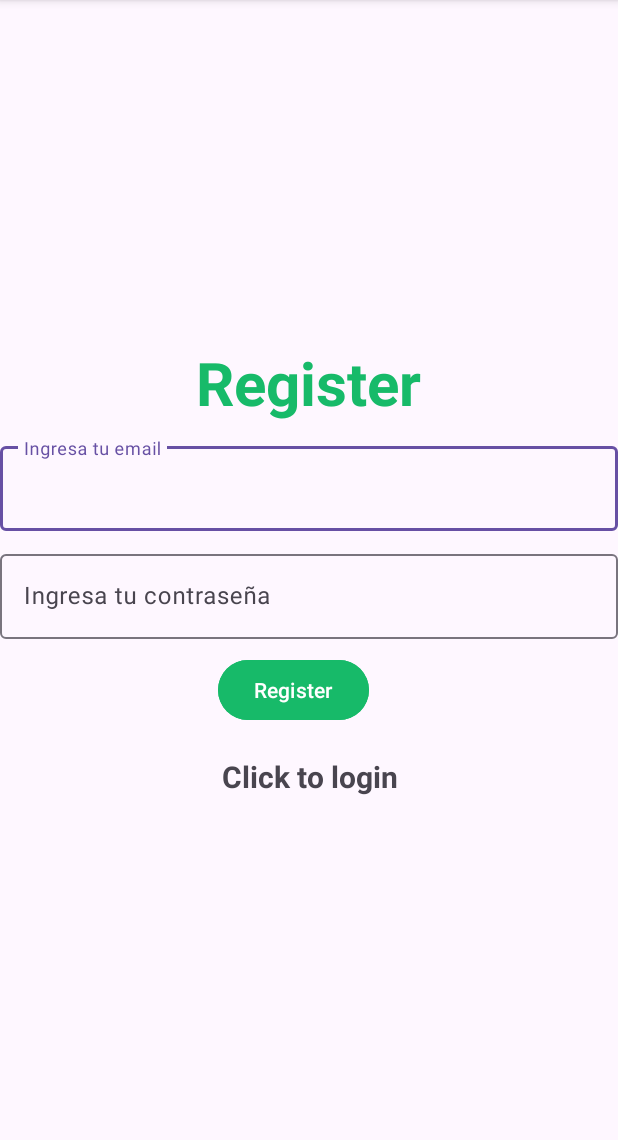
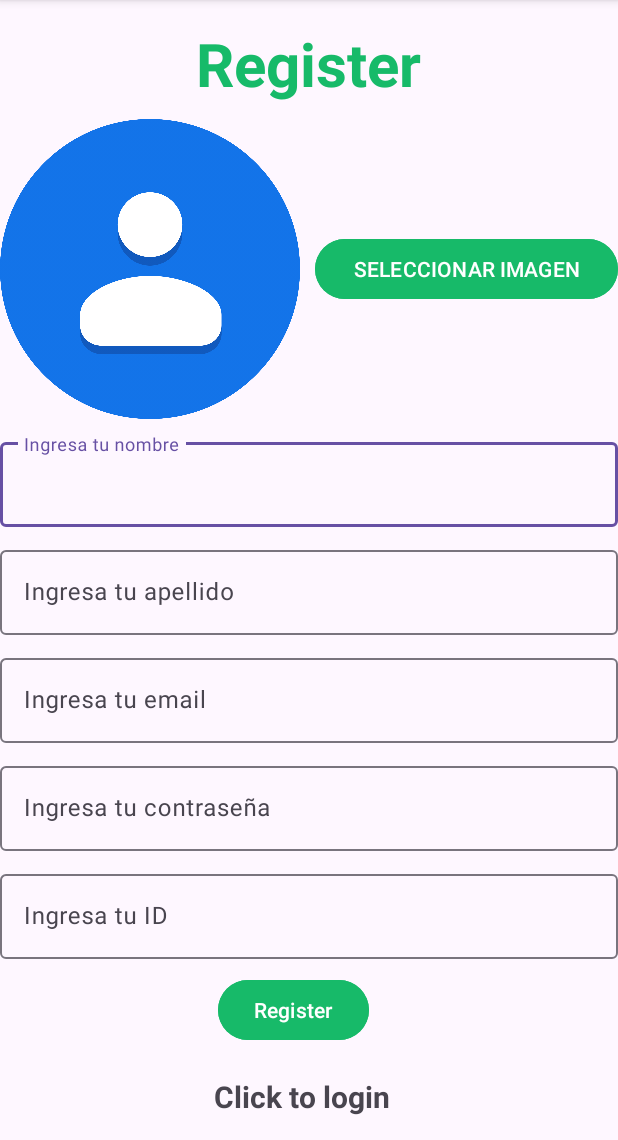
Before and after one commit to KironStylo/ICM-Taller3, an Android app: the Register screen opened directly, with no data from a screen before it, on a phone screen of 412 x 824 dp, the part 96-1236 px from its top. Run offline under Robolectric (Android 15) with nearby library versions, the phone set to English and light mode, and no system bars; our stand-ins replace Firebase (no records; nobody signed in at launch, a user with empty details on screens opened directly).

```diff
--- a/Taller3_Github/app/build.gradle
+++ b/Taller3_Github/app/build.gradle
@@ -38,6 +38,8 @@ dependencies {
     implementation 'com.google.android.material:material:1.9.0'
     implementation 'androidx.constraintlayout:constraintlayout:2.1.4'
     implementation 'com.google.firebase:firebase-auth-ktx:22.0.0'
+    implementation 'com.google.firebase:firebase-database:20.2.1'
+    implementation 'com.google.android.gms:play-services-location:21.0.1'
     testImplementation 'junit:junit:4.13.2'
     androidTestImplementation 'androidx.test.ext:junit:1.1.5'
     androidTestImplementation 'androidx.test.espresso:espresso-core:3.5.1'
--- a/Taller3_Github/app/src/main/AndroidManifest.xml
+++ b/Taller3_Github/app/src/main/AndroidManifest.xml
@@ -3,6 +3,12 @@
     xmlns:tools="http://schemas.android.com/tools">
 
     <uses-permission android:name="android.permission.INTERNET"></uses-permission>
+    <uses-permission android:name="android.permission.READ_EXTERNAL_STORAGE" /> <!-- Use Almacenamiento para lectura -->
+    <uses-permission
+        android:name="android.permission.WRITE_EXTERNAL_STORAGE"
+        tools:ignore="ScopedStorage" />
+    <uses-permission android:name="android.permission.ACCESS_FINE_LOCATION" />
+    <uses-permission android:name="android.permission.ACCESS_COARSE_LOCATION" />
 
     <application
         android:allowBackup="true"
--- a/Taller3_Github/app/src/main/java/com/example/myapplication/Register.java
+++ b/Taller3_Github/app/src/main/java/com/example/myapplication/Register.java
@@ -1,35 +1,98 @@
 package com.example.myapplication;
 
 import androidx.annotation.NonNull;
+import androidx.annotation.Nullable;
 import androidx.appcompat.app.AppCompatActivity;
+import androidx.core.app.ActivityCompat;
+import androidx.core.content.ContextCompat;
 
+import android.Manifest;
+import android.content.ActivityNotFoundException;
 import android.content.Intent;
+import android.content.IntentSender;
+import android.content.pm.PackageManager;
+import android.graphics.Bitmap;
+import android.graphics.BitmapFactory;
+import android.location.Location;
+import android.net.Uri;
 import android.os.Bundle;
+import android.provider.MediaStore;
 import android.text.TextUtils;
 import android.util.Log;
 import android.view.View;
 import android.widget.Button;
+import android.widget.ImageView;
 import android.widget.ProgressBar;
 import android.widget.TextView;
 import android.widget.Toast;
 
 import com.example.myapplication.databinding.ActivityRegisterBinding;
+import com.google.android.gms.common.api.ApiException;
+import com.google.android.gms.common.api.CommonStatusCodes;
+import com.google.android.gms.common.api.ResolvableApiException;
+import com.google.android.gms.location.FusedLocationProviderClient;
+import com.google.android.gms.location.LocationCallback;
+import com.google.android.gms.location.LocationRequest;
+import com.google.android.gms.location.LocationResult;
+import com.google.android.gms.location.LocationServices;
+import com.google.android.gms.location.LocationSettingsRequest;
+import com.google.android.gms.location.LocationSettingsResponse;
+import com.google.android.gms.location.LocationSettingsStatusCodes;
+import com.google.android.gms.location.Priority;
+import com.google.android.gms.location.SettingsClient;
 import com.google.android.gms.tasks.OnCompleteListener;
+import com.google.android.gms.tasks.OnFailureListener;
 import com.google.android.gms.tasks.Task;
 import com.google.android.material.textfield.TextInputEditText;
 import com.google.firebase.auth.AuthResult;
 import com.google.firebase.auth.FirebaseAuth;
 import com.google.firebase.auth.FirebaseUser;
 
+import java.io.FileNotFoundException;
+import java.io.InputStream;
+import java.util.logging.Logger;
+
 
 public class Register extends AppCompatActivity {
 
+    // Trazabilidad de la aplicacion con un logger
+    private static final String TAG = Register.class.getName();
+    private Logger logger = Logger.getLogger(TAG);
 
-    // Se declaran los objetos necesarios para la creación de un usuario
-    TextInputEditText editTextEmail, editTextPassword;
-    Button btnReg;
+    // Componentes requeridos
+    private ImageView imagen;
+    private Button obtenerGaleria;
 
-    // Se declaran los objetos para la autenticación en la base de datos
+    // Datos para registrar el usuario
+    private TextInputEditText editTextEmail, editTextPassword;
+    // Boton para registrar el usuario
+    private Button btnReg;
+
+
+    //Lista de permisos requeridos
+    private final String[] PERMISOS_REQUERIDOS = new String[]{
+            Manifest.permission.WRITE_EXTERNAL_STORAGE,
+            Manifest.permission.ACCESS_FINE_LOCATION
+    };
+
+    // Código de los permisos
+    private final int CODIGO_PERMISOS = 101;
+
+    // Código de cargar la imagen
+    private final int ID_LOAD_IMAGE = 102;
+
+    //Identificador para la localización
+    private final int LOCATION_PERMISSION_ID = 103;
+
+    //Variables de localizacion
+    private FusedLocationProviderClient mFusedLocationClient;
+    private LocationCallback mLocationCallback;
+    private LocationRequest mLocationRequest;
+    private Location mLocation;
+
+
+
+    // Autenticacion de Firebase
     private FirebaseAuth mAuth;
 
     // Se declara un objeto para mostrar una barra de progreso cuando se hace sign-in
@@ -57,11 +120,56 @@ public class Register extends AppCompatActivity {
         ActivityRegisterBinding binding = ActivityRegisterBinding.inflate(getLayoutInflater());
         View view = binding.getRoot();
         setContentView(view);
+
+        // Fijar los componentes
         editTextEmail = binding.email;
         editTextPassword = binding.password;
         btnReg = binding.btnRegister;
         textView = binding.loginNow;
+        imagen = binding.contacto;
+        obtenerGaleria = binding.insertar;
 
+        // Barra de progreso y un texto para ir a inicio de sesion
+        progressBar = binding.progressBar;
+        textView = binding.loginNow;
+
+        // Se inicializa el Firebase Auth
+        mAuth = FirebaseAuth.getInstance();
+
+        // Se crea la solicitud de subscripción a servicios
+        mLocationRequest = createLocationRequest();
+
+        // Se activa el servicio de localizacion
+        mFusedLocationClient = LocationServices.getFusedLocationProviderClient(Register.this);
+
+        ActivityCompat.requestPermissions(Register.this,PERMISOS_REQUERIDOS,CODIGO_PERMISOS);
+
+        // Se crea un listener para que actualice la localización del usuario al momento de ingresar
+        mLocationCallback = new LocationCallback() {
+            @Override
+            public void onLocationResult(LocationResult locationResult) {
+                Location location = locationResult.getLastLocation();
+                logger.info("Location update in the callback: " + location);
+                if (location != null) {
+                    logger.info("En localizacion exitosa");
+                    logger.info(String.valueOf(location.getLatitude()));
+                    logger.info(String.valueOf(location.getLongitude()));
+                    logger.info(String.valueOf(location.getAltitude()));
+                }
+            }
+        };
+        // Se muestran los cambios de la localizacion
+        turnOnLocationAndStartUpdates();
+
+        // Se verifica si ya los permisos han sido otorgados
+        if(allPermissionsGranted()){
+            // Se crea un listener para abrir la galeria de fotos
+            obtenerGaleria.setOnClickListener(new View.OnClickListener() {
+                @Override
+                public void onClick(View view) {
+                    getImageFromGallery();
+                }
+            });
             // Se crea un listener para cuando presionen el texto, se redirijan a la pantalla de login
             textView.setOnClickListener(new View.OnClickListener() {
                 @Override
@@ -71,13 +179,7 @@ public class Register extends AppCompatActivity {
                 }
             });
 
-        // Barra de progreso y un texto para ir a inicio de sesion
-        progressBar = binding.progressBar;
-        textView = binding.loginNow;
-
-        // Se inicializa el Firebase Auth
-        mAuth = FirebaseAuth.getInstance();
-
+            // Se crea un listener para crear al usuario dentro de Firebase
             btnReg.setOnClickListener(new View.OnClickListener() {
                 @Override
                 public void onClick(View view) {
@@ -92,6 +194,12 @@ public class Register extends AppCompatActivity {
                     }
                 }
             });
+
+        }
+        else{
+            // Se pide al usuario autorizar los permisos
+            ActivityCompat.requestPermissions(Register.this,PERMISOS_REQUERIDOS,CODIGO_PERMISOS);
+        }
     }
 
     // Se registra el correo y contraseña ingresada a la aplicación
@@ -111,4 +219,134 @@ public class Register extends AppCompatActivity {
         });
     }
 
+    // Funciones para asegurar que se han obtenido los permisos del usuario
+    private boolean allPermissionsGranted() {
+        for (String permission : PERMISOS_REQUERIDOS) {
+            if (ContextCompat.checkSelfPermission(this, permission)
+                    != PackageManager.PERMISSION_GRANTED) {
+                return false;
             }
+        }
+        return true;
+    }
+
+    // Se identifica que la acción es obtener una imagen de la galeria
+    private void getImageFromGallery() {
+        Intent intent = new Intent(Intent.ACTION_PICK, MediaStore.Images.Media.EXTERNAL_CONTENT_URI);
+        try{
+            startActivityForResult(intent,ID_LOAD_IMAGE);
+        }
+        catch(ActivityNotFoundException e){
+            Toast.makeText(this,"No se pudo abrir la galería", Toast.LENGTH_SHORT).show();
+        }
+    }
+
+    // Se procede a cargar la imagen una vez identificada la acción.
+    @Override
+    protected void onActivityResult(int requestCode, int resultCode, @Nullable Intent data) {
+        super.onActivityResult(requestCode, resultCode, data);
+        if(requestCode == ID_LOAD_IMAGE && resultCode == RESULT_OK){
+            final Uri imageUri = data.getData();
+            try {
+                final InputStream imageStream = getContentResolver().openInputStream(imageUri);
+                final Bitmap selectedImage = BitmapFactory.decodeStream(imageStream);
+                imagen.setImageBitmap(selectedImage);
+            } catch (FileNotFoundException e) {
+                throw new RuntimeException(e);
+            }
+        }
+        if(requestCode == CODIGO_PERMISOS){
+            if (resultCode == RESULT_OK) {
+                startLocationUpdates();
+            } else {
+                Toast.makeText(this, "Sin acceso a localización. Hardware deshabilitado", Toast.LENGTH_LONG);
+            }
+        }
+    }
+
+    // Permisos de localización y otras funciones
+
+    // Al salir de la aplicacion sin cerrarla
+    @Override
+    protected void onPause() {
+        super.onPause();
+        stopLocationUpdates();
+    }
+
+    // Al entrar de nuevo a la aplicacion sin haberla cerrada
+    @Override
+    protected void onResume() {
+        super.onResume();
+        startLocationUpdates();
+    }
+
+    // Se inician los servicios de actualizacion de cambios
+    private void startLocationUpdates() {
+        if (ContextCompat.checkSelfPermission(this, PERMISOS_REQUERIDOS[1]) == PackageManager.PERMISSION_GRANTED) {
+            mFusedLocationClient.requestLocationUpdates(mLocationRequest, mLocationCallback, null);
+        }
+    }
+    //Apagar los servicios  de actualizacion
+    private void stopLocationUpdates(){
+        mFusedLocationClient.removeLocationUpdates(mLocationCallback);
+    }
+    private LocationRequest createLocationRequest(){
+        LocationRequest mLocationRequest = new LocationRequest.Builder(Priority.PRIORITY_HIGH_ACCURACY,10000)
+                .setWaitForAccurateLocation(false)
+                .setMinUpdateIntervalMillis(5000)
+                .build();
+        return mLocationRequest;
+    }
+
+    @Override
+    public void onRequestPermissionsResult(int requestCode,@NonNull String[] permission,@NonNull int [] grantResults){
+        super.onRequestPermissionsResult(requestCode,permission,grantResults);
+        switch(requestCode){
+            case LOCATION_PERMISSION_ID:{
+                if(grantResults.length>0&&grantResults[0] == PackageManager.PERMISSION_GRANTED){
+                    // El permiso ha sido autorizado y se sigue con el flujo de la aplicacion
+                    Toast.makeText(this,"Autorizado",Toast.LENGTH_SHORT);
+
+                }
+                else{
+                    // El permiso no fue autorizado
+                    Toast.makeText(this,"No hay permiso para acceder a localizacion",Toast.LENGTH_LONG);
+                }
+            }
+        }
+        turnOnLocationAndStartUpdates();
+    }
+
+    private void turnOnLocationAndStartUpdates() {
+        LocationSettingsRequest.Builder builder = new LocationSettingsRequest.Builder().addLocationRequest(mLocationRequest);
+        SettingsClient client = LocationServices.getSettingsClient(this);
+        Task<LocationSettingsResponse> task = client.checkLocationSettings(builder.build());
+        task.addOnSuccessListener(this, locationSettingsResponse -> {
+            startLocationUpdates(); // Todas las condiciones para recibiir localizaciones
+        });
+        task.addOnFailureListener(this, new OnFailureListener() {
+            @Override
+            public void onFailure(@NonNull Exception e) {
+                int statusCode = ((ApiException) e).getStatusCode();
+                switch (statusCode) {
+                    case CommonStatusCodes.RESOLUTION_REQUIRED:
+                        // Location setttings are not satisfied, but this can be fixed by showing the user a dialog.
+                        try {
+                            // Show the dialog by calling startResolutionForResult(), and check the result in onActivityResult()
+                            ResolvableApiException resolvable = (ResolvableApiException) e;
+                            resolvable.startResolutionForResult(Register.this, CODIGO_PERMISOS);
+                        } catch (IntentSender.SendIntentException sendEx) {
+                            // Ignore the error
+                        }
+                        break;
+                    case LocationSettingsStatusCodes.SETTINGS_CHANGE_UNAVAILABLE:
+                        // Location settings are not satisfied. No way to fix the settings so we won't show the dialog.
+                        break;
+                }
+            }
+        });
+    }
+
+
+
+}
--- a/Taller3_Github/app/src/main/res/layout/activity_register.xml
+++ b/Taller3_Github/app/src/main/res/layout/activity_register.xml
@@ -18,6 +18,57 @@
         android:layout_marginBottom="10dp"
         android:textStyle="bold"></TextView>
 
+    <LinearLayout
+        android:layout_width="match_parent"
+        android:layout_height="wrap_content"
+        android:layout_marginBottom="10dp"
+        android:orientation = "horizontal"
+        android:gravity="center"
+        >
+        <ImageView
+            android:layout_width="200dp"
+            android:layout_height="200dp"
+            android:id="@+id/contacto"
+            app:srcCompat="@drawable/contactos"
+            ></ImageView>
+
+        <Button
+            android:layout_marginLeft="10dp"
+            android:layout_width="match_parent"
+            android:layout_height="wrap_content"
+            android:id="@+id/insertar"
+            android:text="seleccionar imagen"
+            android:textAllCaps="true"
+            android:backgroundTint="@color/emerald">
+        </Button>
+
+
+    </LinearLayout>
+
+    <com.google.android.material.textfield.TextInputLayout
+        android:layout_width="match_parent"
+        android:layout_height="wrap_content">
+        <com.google.android.material.textfield.TextInputEditText
+            android:id="@+id/name"
+            android:layout_width="match_parent"
+            android:layout_height="wrap_content"
+            android:hint="@string/nombre"
+            android:layout_marginBottom="10dp"
+            ></com.google.android.material.textfield.TextInputEditText>
+    </com.google.android.material.textfield.TextInputLayout>
+
+    <com.google.android.material.textfield.TextInputLayout
+        android:layout_width="match_parent"
+        android:layout_height="wrap_content">
+        <com.google.android.material.textfield.TextInputEditText
+            android:id="@+id/apellido"
+            android:layout_width="match_parent"
+            android:layout_height="wrap_content"
+            android:hint="@string/apellido"
+            android:layout_marginBottom="10dp"
+            ></com.google.android.material.textfield.TextInputEditText>
+    </com.google.android.material.textfield.TextInputLayout>
+
     <com.google.android.material.textfield.TextInputLayout
         android:layout_width="match_parent"
         android:layout_height="wrap_content">
@@ -37,6 +88,19 @@
             android:layout_height="wrap_content"
             android:id="@+id/password"
             android:hint="@string/password"
+            android:inputType="textPassword"
+            android:layout_marginBottom="10dp"
+            ></com.google.android.material.textfield.TextInputEditText>
+    </com.google.android.material.textfield.TextInputLayout>
+    <com.google.android.material.textfield.TextInputLayout
+        android:layout_width="match_parent"
+        android:layout_height="wrap_content">
+        <com.google.android.material.textfield.TextInputEditText
+            android:layout_width="match_parent"
+            android:layout_height="wrap_content"
+            android:id="@+id/ID"
+            android:hint="@string/ingresar_ID"
+            android:inputType="number"
             android:layout_marginBottom="10dp"
             ></com.google.android.material.textfield.TextInputEditText>
     </com.google.android.material.textfield.TextInputLayout>
@@ -62,6 +126,8 @@
         android:layout_width="match_parent"
         android:layout_marginTop="20dp"
         android:text="@string/click_login"
+        android:layout_marginRight="10dp"
+        android:layout_marginLeft="5dp"
         android:layout_height="wrap_content"
         android:textAlignment="center"
         android:textStyle="bold"
--- a/Taller3_Github/app/src/main/res/values/strings.xml
+++ b/Taller3_Github/app/src/main/res/values/strings.xml
@@ -7,4 +7,7 @@
     <string name="click_login">Click to login</string>
     <string name="click_register">Click to register</string>
     <string name="logout">Logout</string>
+    <string name="nombre">Ingresa tu nombre</string>
+    <string name="apellido">Ingresa tu apellido</string>
+    <string name="ingresar_ID">Ingresa tu ID</string>
 </resources>
```
Also changed, not shown: Taller3_Github/app/src/main/res/drawable/contactos.png (added). Lines whose indentation alone changed are shown as unchanged.
